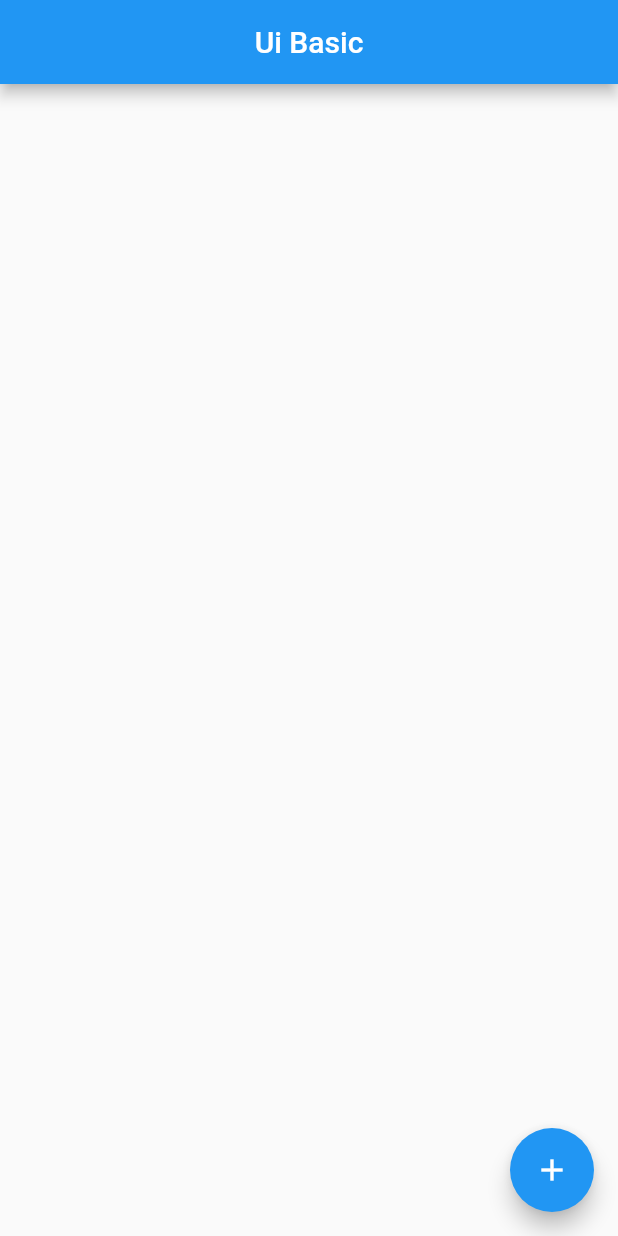
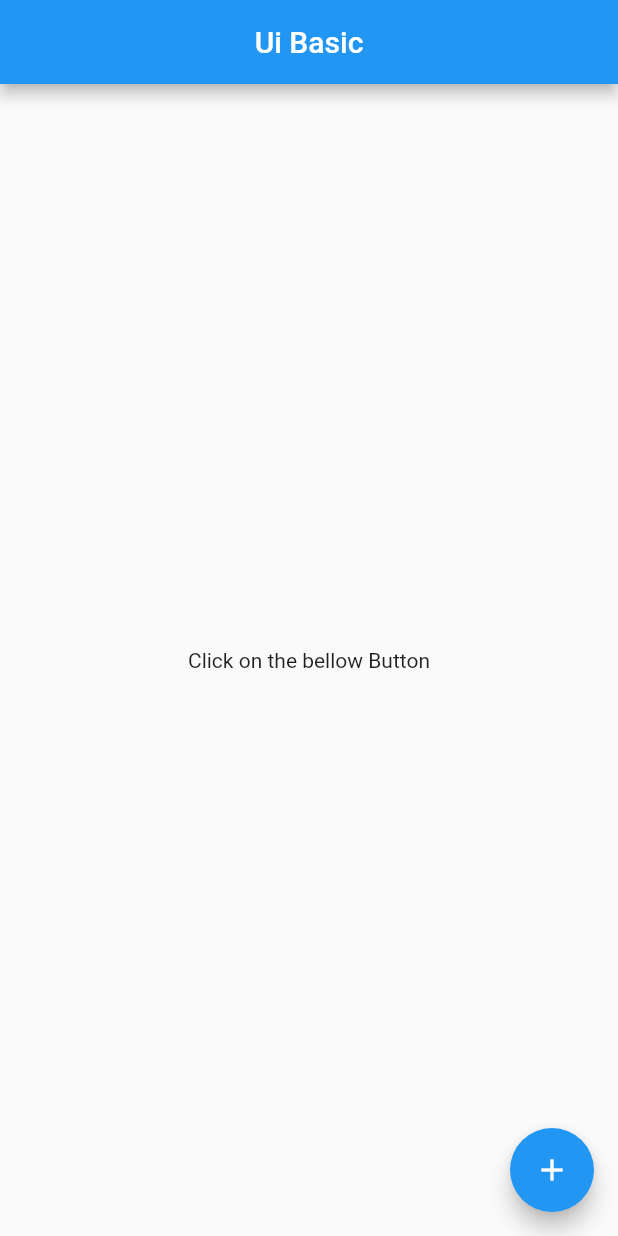
Before and after one commit to Kamranislam0123/flutter_application_basic_ui, a Flutter app: the screen it shows after launch, on a phone screen of 412 x 824 dp. Run offline on Flutter 3.47's test engine with Material 2 defaults, Android fonts, the phone set to English and light mode, and no system bars.

Commit message:
Update on main

```diff
--- a/lib/main.dart
+++ b/lib/main.dart
@@ -40,6 +40,11 @@ class FirstScreen extends StatelessWidget {
         child: Icon(Icons.add),
         backgroundColor: Colors.blue,
       ),
+
+      body: Center(
+        child: Text(
+          "Click on the bellow Button"),
+      ),
     );
   }
 }
```
